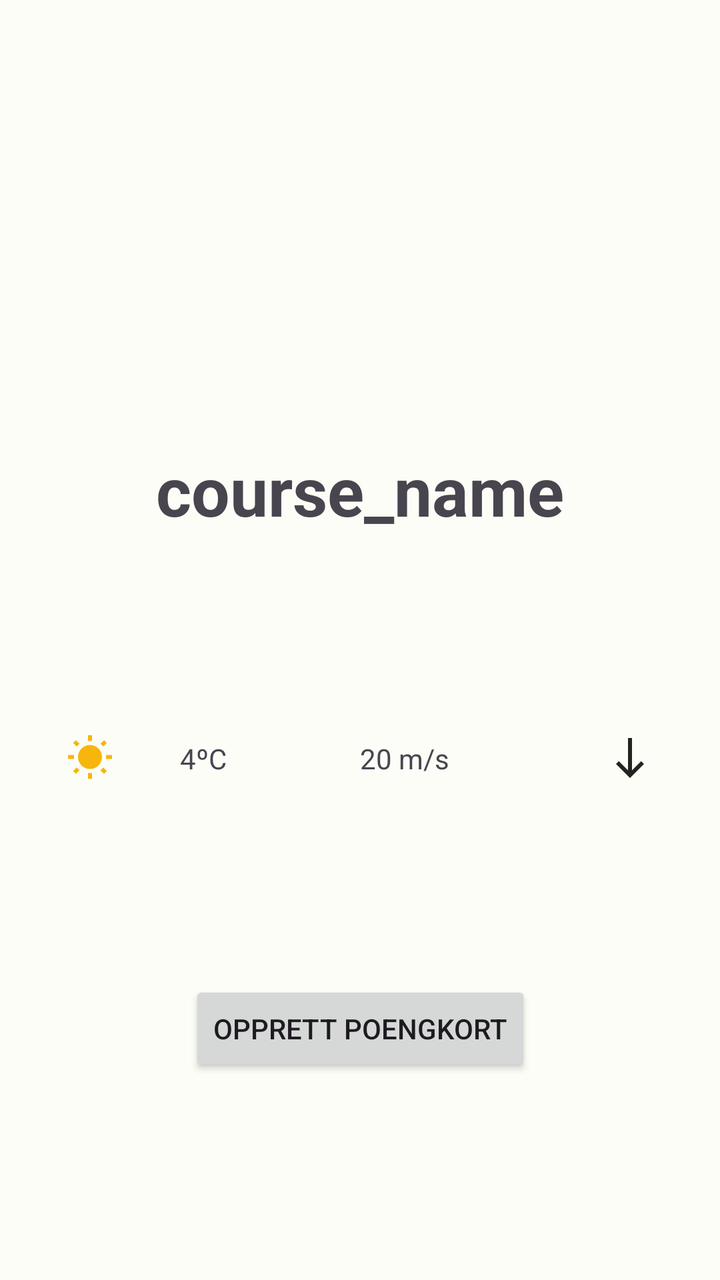
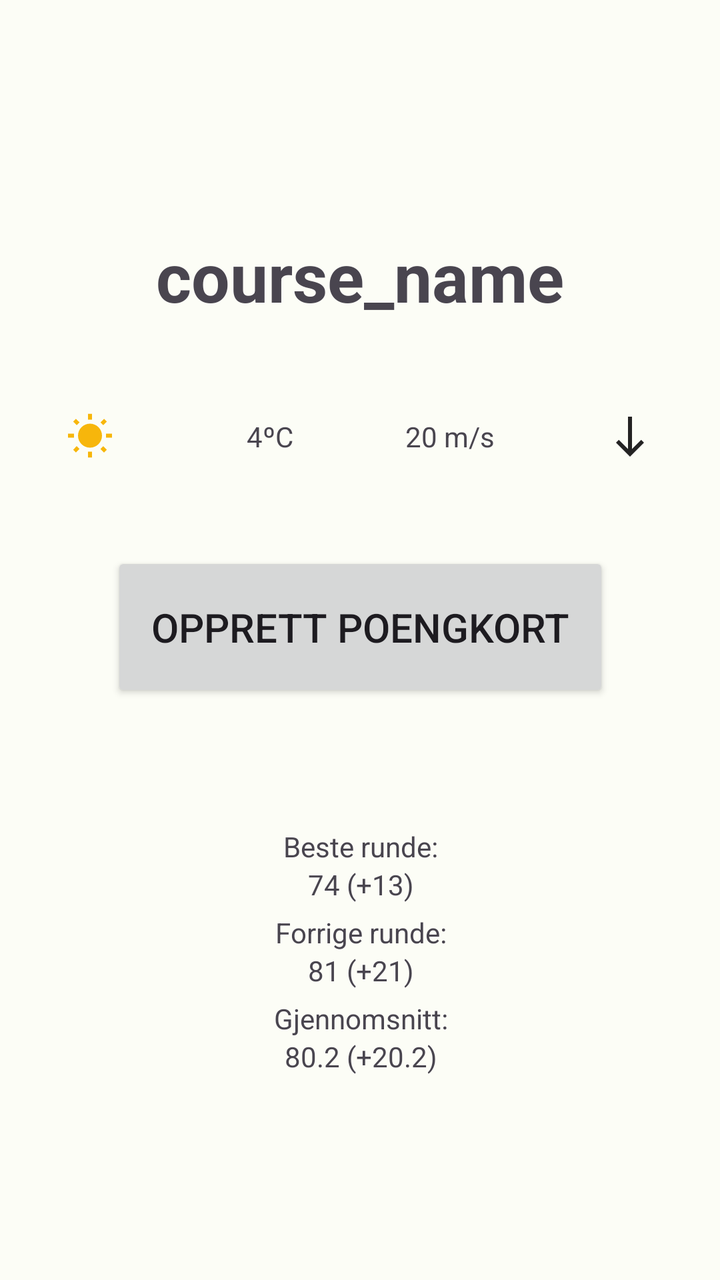

The first picture is an Android layout as it rendered before a commit; the second is the same layout after the commit. The layout source and the unified diff follow.
<!-- AndroidManifest.xml: application theme Theme.DiscgolfApp -->
<!-- res/layout/fragment_course_info.xml -->
<?xml version="1.0" encoding="utf-8"?>
<androidx.constraintlayout.widget.ConstraintLayout xmlns:android="http://schemas.android.com/apk/res/android"
    xmlns:app="http://schemas.android.com/apk/res-auto"
    xmlns:tools="http://schemas.android.com/tools"
    android:id="@+id/constraintLayout"
    android:layout_width="match_parent"
    android:layout_height="match_parent"
    tools:context=".CourseInfoFragment">

    

    <Button
        android:id="@+id/createScoreCardInfobutton"
        android:layout_width="wrap_content"
        android:layout_height="wrap_content"
        android:text="@string/create_scorecard"
        app:layout_constraintBottom_toBottomOf="parent"
        app:layout_constraintEnd_toEndOf="parent"
        app:layout_constraintStart_toStartOf="parent"
        app:layout_constraintTop_toBottomOf="@+id/windSpeedTextView" />

    <TextView
        android:id="@+id/courseNameInfoTextView"
        android:layout_width="wrap_content"
        android:layout_height="wrap_content"
        android:text="@string/course_name"
        android:textSize="34sp"
        android:textStyle="bold"
        app:layout_constraintBottom_toTopOf="@+id/createScoreCardInfobutton"
        app:layout_constraintEnd_toEndOf="parent"
        app:layout_constraintStart_toStartOf="parent"
        app:layout_constraintTop_toTopOf="parent" />

    <TextView
        android:id="@+id/temperatureTextView"
        android:layout_width="0dp"
        android:layout_height="wrap_content"
        android:text="4ºC"
        app:layout_constraintBottom_toBottomOf="@+id/imageView"
        app:layout_constraintEnd_toStartOf="@+id/windSpeedTextView"
        app:layout_constraintHorizontal_bias="0.5"
        app:layout_constraintStart_toEndOf="@+id/imageView"
        app:layout_constraintTop_toTopOf="@+id/imageView" />

    <ImageView
        android:id="@+id/imageView"
        android:layout_width="0dp"
        android:layout_height="wrap_content"
        android:src="@drawable/ic_baseline_wb_sunny_24"
        app:layout_constraintBottom_toTopOf="@+id/createScoreCardInfobutton"
        app:layout_constraintEnd_toStartOf="@+id/temperatureTextView"
        app:layout_constraintHorizontal_bias="0.5"
        app:layout_constraintHorizontal_chainStyle="spread"
        app:layout_constraintStart_toStartOf="parent"
        app:layout_constraintTop_toBottomOf="@+id/courseNameInfoTextView" />

    <TextView
        android:id="@+id/windSpeedTextView"
        android:layout_width="0dp"
        android:layout_height="wrap_content"
        android:text="20 m/s"
        app:layout_constraintBottom_toBottomOf="@+id/temperatureTextView"
        app:layout_constraintEnd_toStartOf="@+id/imageView2"
        app:layout_constraintHorizontal_bias="0.5"
        app:layout_constraintStart_toEndOf="@+id/temperatureTextView"
        app:layout_constraintTop_toTopOf="@+id/temperatureTextView" />

    <ImageView
        android:id="@+id/imageView2"
        android:layout_width="0dp"
        android:layout_height="wrap_content"
        android:src="@drawable/ic_baseline_south_24"
        app:layout_constraintBottom_toBottomOf="@+id/windSpeedTextView"
        app:layout_constraintEnd_toEndOf="parent"
        app:layout_constraintHorizontal_bias="0.5"
        app:layout_constraintStart_toEndOf="@+id/windSpeedTextView"
        app:layout_constraintTop_toTopOf="@+id/windSpeedTextView" />

</androidx.constraintlayout.widget.ConstraintLayout>
<!-- resources referenced by this layout -->
<resources>
  <!-- drawable ic_baseline_south_24 (drawable) -->
  <vector android:alpha="0.96" android:height="24dp"
      android:tint="#1A1919" android:viewportHeight="24"
      android:viewportWidth="24" android:width="24dp" xmlns:android="http://schemas.android.com/apk/res/android">
      <path android:fillColor="@android:color/white" android:pathData="M19,15l-1.41,-1.41L13,18.17V2H11v16.17l-4.59,-4.59L5,15l7,7L19,15z"/>
  </vector>
  <!-- drawable ic_baseline_wb_sunny_24 (drawable) -->
  <vector android:alpha="0.96" android:height="24dp"
      android:tint="#F7B300" android:viewportHeight="24"
      android:viewportWidth="24" android:width="24dp" xmlns:android="http://schemas.android.com/apk/res/android">
      <path android:fillColor="@android:color/white" android:pathData="M6.76,4.84l-1.8,-1.79 -1.41,1.41 1.79,1.79 1.42,-1.41zM4,10.5L1,10.5v2h3v-2zM13,0.55h-2L11,3.5h2L13,0.55zM20.45,4.46l-1.41,-1.41 -1.79,1.79 1.41,1.41 1.79,-1.79zM17.24,18.16l1.79,1.8 1.41,-1.41 -1.8,-1.79 -1.4,1.4zM20,10.5v2h3v-2h-3zM12,5.5c-3.31,0 -6,2.69 -6,6s2.69,6 6,6 6,-2.69 6,-6 -2.69,-6 -6,-6zM11,22.45h2L13,19.5h-2v2.95zM3.55,18.54l1.41,1.41 1.79,-1.8 -1.41,-1.41 -1.79,1.8z"/>
  </vector>
  <string name="course_name">course_name</string>
  <string name="create_scorecard">Opprett poengkort</string>
  <color name="md_theme_light_primary">#266C2B</color>
  <color name="md_theme_light_onPrimary">#FFFFFF</color>
  <color name="md_theme_light_primaryContainer">#AAF5A4</color>
  <color name="md_theme_light_onPrimaryContainer">#002204</color>
  <color name="md_theme_light_secondary">#52634F</color>
  <color name="md_theme_light_onSecondary">#FFFFFF</color>
  <color name="md_theme_light_secondaryContainer">#D5E8CF</color>
  <color name="md_theme_light_onSecondaryContainer">#101F10</color>
  <color name="md_theme_light_tertiary">#38656A</color>
  <color name="md_theme_light_onTertiary">#FFFFFF</color>
  <color name="md_theme_light_tertiaryContainer">#BCEBF1</color>
  <color name="md_theme_light_onTertiaryContainer">#001F23</color>
  <color name="md_theme_light_error">#BA1A1A</color>
  <color name="md_theme_light_errorContainer">#FFDAD6</color>
  <color name="md_theme_light_onError">#FFFFFF</color>
  <color name="md_theme_light_onErrorContainer">#410002</color>
  <color name="md_theme_light_background">#FCFDF6</color>
  <color name="md_theme_light_onBackground">#1A1C19</color>
  <color name="md_theme_light_surface">#FCFDF6</color>
  <color name="md_theme_light_onSurface">#1A1C19</color>
  <color name="md_theme_light_surfaceVariant">#DEE5D8</color>
  <color name="md_theme_light_onSurfaceVariant">#424940</color>
  <color name="md_theme_light_outline">#72796F</color>
  <color name="md_theme_light_inverseOnSurface">#F0F1EB</color>
  <color name="md_theme_light_inverseSurface">#2F312D</color>
  <color name="md_theme_light_inversePrimary">#8FD88A</color>
  <!-- unchanged entries left out for length: 1 -->
</resources>

<!-- the commit's change to res/layout/fragment_course_info.xml (unified diff, before → after) -->
@@ -11,10 +11,11 @@
 
     <Button
         android:id="@+id/createScoreCardInfobutton"
-        android:layout_width="wrap_content"
-        android:layout_height="wrap_content"
+        android:layout_width="249dp"
+        android:layout_height="75dp"
         android:text="@string/create_scorecard"
-        app:layout_constraintBottom_toBottomOf="parent"
+        android:textSize="20sp"
+        app:layout_constraintBottom_toTopOf="@+id/courseInfoOwnStatsView"
         app:layout_constraintEnd_toEndOf="parent"
         app:layout_constraintStart_toStartOf="parent"
         app:layout_constraintTop_toBottomOf="@+id/windSpeedTextView" />
@@ -36,14 +37,15 @@
         android:layout_width="0dp"
         android:layout_height="wrap_content"
         android:text="4ºC"
-        app:layout_constraintBottom_toBottomOf="@+id/imageView"
+        android:textAlignment="center"
+        app:layout_constraintBottom_toBottomOf="@+id/weatherSymbolInfoImageView"
         app:layout_constraintEnd_toStartOf="@+id/windSpeedTextView"
         app:layout_constraintHorizontal_bias="0.5"
-        app:layout_constraintStart_toEndOf="@+id/imageView"
-        app:layout_constraintTop_toTopOf="@+id/imageView" />
+        app:layout_constraintStart_toEndOf="@+id/weatherSymbolInfoImageView"
+        app:layout_constraintTop_toTopOf="@+id/weatherSymbolInfoImageView" />
 
     <ImageView
-        android:id="@+id/imageView"
+        android:id="@+id/weatherSymbolInfoImageView"
         android:layout_width="0dp"
         android:layout_height="wrap_content"
         android:src="@drawable/ic_baseline_wb_sunny_24"
@@ -59,14 +61,15 @@
         android:layout_width="0dp"
         android:layout_height="wrap_content"
         android:text="20 m/s"
+        android:textAlignment="center"
         app:layout_constraintBottom_toBottomOf="@+id/temperatureTextView"
-        app:layout_constraintEnd_toStartOf="@+id/imageView2"
+        app:layout_constraintEnd_toStartOf="@+id/windDirectionInfoImageView"
         app:layout_constraintHorizontal_bias="0.5"
         app:layout_constraintStart_toEndOf="@+id/temperatureTextView"
         app:layout_constraintTop_toTopOf="@+id/temperatureTextView" />
 
     <ImageView
-        android:id="@+id/imageView2"
+        android:id="@+id/windDirectionInfoImageView"
         android:layout_width="0dp"
         android:layout_height="wrap_content"
         android:src="@drawable/ic_baseline_south_24"
@@ -76,4 +79,81 @@
         app:layout_constraintStart_toEndOf="@+id/windSpeedTextView"
         app:layout_constraintTop_toTopOf="@+id/windSpeedTextView" />
 
+    <View
+        android:id="@+id/courseInfoOwnStatsView"
+        android:layout_width="362dp"
+        android:layout_height="153dp"
+        android:layout_marginBottom="88dp"
+        app:layout_constraintBottom_toBottomOf="parent"
+        app:layout_constraintEnd_toEndOf="parent"
+        app:layout_constraintHorizontal_bias="0.489"
+        app:layout_constraintStart_toStartOf="parent" />
+
+    <TextView
+        android:id="@+id/bestRoundTitleInfotextView"
+        android:layout_width="wrap_content"
+        android:layout_height="wrap_content"
+        android:text="Beste runde:"
+        app:layout_constraintBottom_toTopOf="@+id/BestRoundStatValueInfoTextView"
+        app:layout_constraintEnd_toEndOf="@+id/courseInfoOwnStatsView"
+        app:layout_constraintHorizontal_bias="0.5"
+        app:layout_constraintStart_toStartOf="@+id/courseInfoOwnStatsView"
+        app:layout_constraintTop_toTopOf="@+id/courseInfoOwnStatsView"
+        app:layout_constraintVertical_chainStyle="packed" />
+
+    <TextView
+        android:id="@+id/BestRoundStatValueInfoTextView"
+        android:layout_width="wrap_content"
+        android:layout_height="wrap_content"
+        android:paddingBottom="5dp"
+        android:text="74 (+13)"
+        app:layout_constraintBottom_toTopOf="@+id/lastRoundTitleTextView"
+        app:layout_constraintEnd_toEndOf="@+id/courseInfoOwnStatsView"
+        app:layout_constraintHorizontal_bias="0.5"
+        app:layout_constraintStart_toStartOf="@+id/courseInfoOwnStatsView"
+        app:layout_constraintTop_toBottomOf="@+id/bestRoundTitleInfotextView" />
+
+    <TextView
+        android:id="@+id/lastRoundTitleTextView"
+        android:layout_width="wrap_content"
+        android:layout_height="wrap_content"
+        android:text="Forrige runde:"
+        app:layout_constraintBottom_toTopOf="@+id/lastRoundValueInfoTextView"
+        app:layout_constraintEnd_toEndOf="@+id/courseInfoOwnStatsView"
+        app:layout_constraintHorizontal_bias="0.5"
+        app:layout_constraintStart_toStartOf="@+id/courseInfoOwnStatsView"
+        app:layout_constraintTop_toBottomOf="@+id/BestRoundStatValueInfoTextView" />
+
+    <TextView
+        android:id="@+id/lastRoundValueInfoTextView"
+        android:layout_width="wrap_content"
+        android:layout_height="wrap_content"
+        android:paddingBottom="5dp"
+        android:text="81 (+21)"
+        app:layout_constraintBottom_toTopOf="@+id/averageTitleInfoTextView"
+        app:layout_constraintEnd_toEndOf="@+id/courseInfoOwnStatsView"
+        app:layout_constraintHorizontal_bias="0.5"
+        app:layout_constraintStart_toStartOf="@+id/courseInfoOwnStatsView"
+        app:layout_constraintTop_toBottomOf="@+id/lastRoundTitleTextView" />
+
+    <TextView
+        android:id="@+id/averageTitleInfoTextView"
+        android:layout_width="wrap_content"
+        android:layout_height="wrap_content"
+        android:text="Gjennomsnitt:"
+        app:layout_constraintBottom_toTopOf="@+id/averageValueInfoTextView"
+        app:layout_constraintEnd_toEndOf="@+id/courseInfoOwnStatsView"
+        app:layout_constraintStart_toStartOf="@+id/courseInfoOwnStatsView"
+        app:layout_constraintTop_toBottomOf="@+id/lastRoundValueInfoTextView" />
+
+    <TextView
+        android:id="@+id/averageValueInfoTextView"
+        android:layout_width="wrap_content"
+        android:layout_height="wrap_content"
+        android:text="80.2 (+20.2)"
+        app:layout_constraintBottom_toBottomOf="@+id/courseInfoOwnStatsView"
+        app:layout_constraintEnd_toEndOf="@+id/courseInfoOwnStatsView"
+        app:layout_constraintStart_toStartOf="@+id/courseInfoOwnStatsView"
+        app:layout_constraintTop_toBottomOf="@+id/averageTitleInfoTextView" />
+
 </androidx.constraintlayout.widget.ConstraintLayout>
